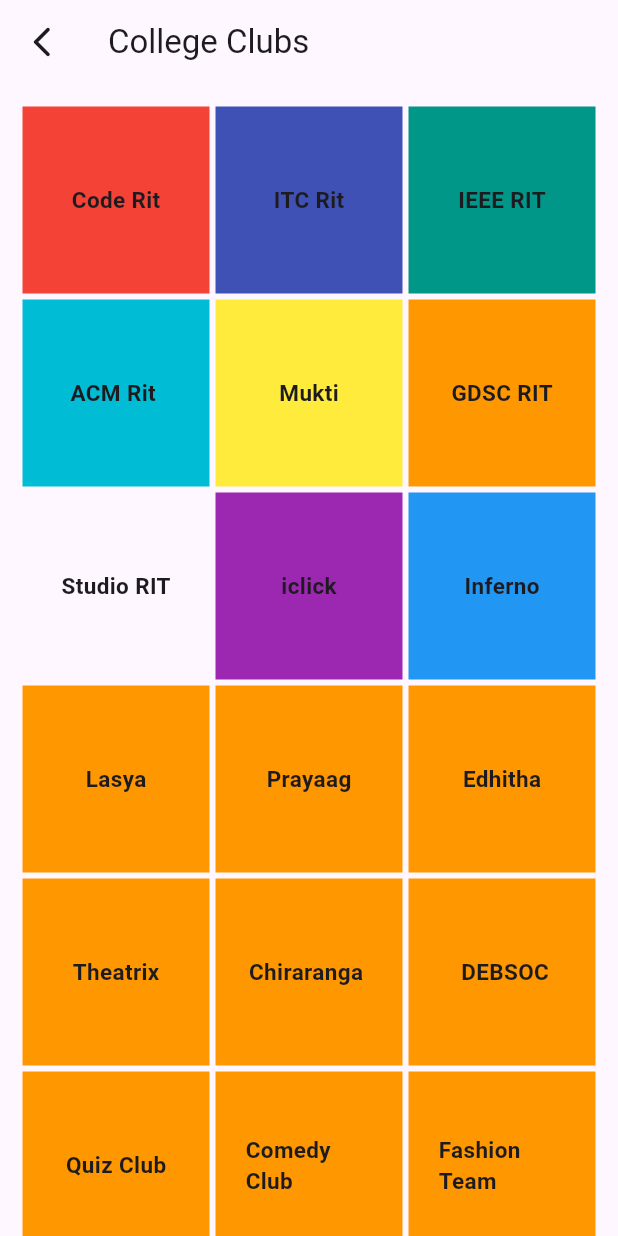
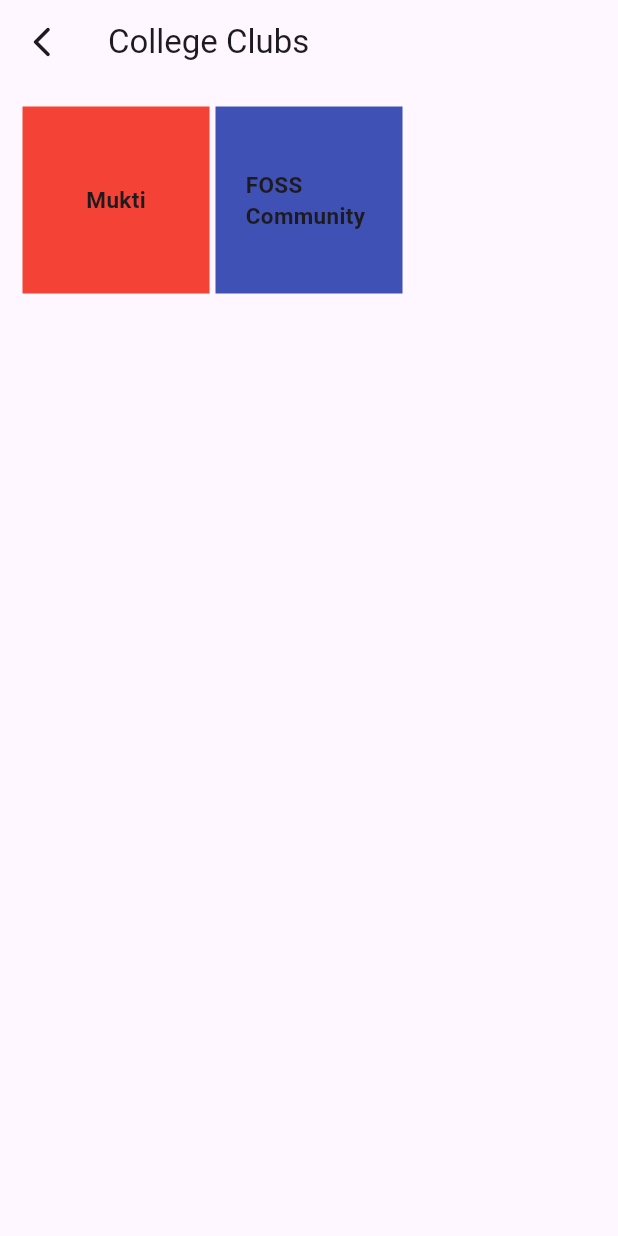
Before and after one commit to Abhishekvk04/ClubFusion, a Flutter app: the screen it shows after launch, in the side drawer, after a tap on "Communities", on a phone screen of 412 x 824 dp. Run offline on Flutter 3.47's test engine with Material 2 defaults, Android fonts, the phone set to English and light mode, and no system bars.

Commit message:
Added files

```diff
--- a/lib/feedback_screen.dart
+++ b/lib/feedback_screen.dart
@@ -33,7 +33,7 @@
                         top: MediaQuery.of(context).padding.top,
                         left: 16,
                         right: 16),
-                    child: Image.asset('assets/images/feedbackImage.png'),
+                    child: Image.asset('assets/images/feedback.jpeg'),
                   ),
                   Container(
                     padding: const EdgeInsets.only(top: 8),
--- a/lib/main.dart
+++ b/lib/main.dart
@@ -26,6 +26,9 @@
 import 'package:collaborate/introduction_animation/introduction_animation_screen.dart';
 import 'package:collaborate/feedback_screen.dart';
 import 'package:collaborate/screens/org_screen.dart';
+import 'package:collaborate/screens/com_screen.dart';
+import 'package:collaborate/models/editclubs.dart';
+import 'package:collaborate/models/help.dart';
 
 /// Flutter code sample for [ActionIconTheme].
 
@@ -120,14 +123,14 @@
               title: Text('Communities'),
               onTap: () {
                 Navigator.push(context,
-                    MaterialPageRoute(builder: (context) => ClubsScreen()));
+                    MaterialPageRoute(builder: (context) => comScreen()));
               },
             ),
             ListTile(
               title: Text('Edit'),
               onTap: () {
                 Navigator.push(context,
-                    MaterialPageRoute(builder: (context) => ClubsScreen()));
+                    MaterialPageRoute(builder: (context) => ClubFusionApp()));
               },
             ),
             ListTile(
@@ -141,7 +144,7 @@
               title: Text('Help'),
               onTap: () {
                 Navigator.push(context,
-                    MaterialPageRoute(builder: (context) => LoginPage()));
+                    MaterialPageRoute(builder: (context) => helpScreen()));
               },
             ),
             ListTile(
--- /dev/null
+++ b/lib/screens/com_screen.dart
@@ -0,0 +1,68 @@
+import 'package:collaborate/login.dart';
+import 'package:flutter/material.dart';
+import 'package:collaborate/models/club.dart'; // Define Club class
+import 'package:collaborate/screens/club_details_screen.dart';
+import 'package:collaborate/club_coderit.dart';
+import 'package:collaborate/course_info_screen.dart';
+
+class comScreen extends StatefulWidget {
+  @override
+  _comScreenState createState() => _comScreenState();
+}
+
+class _comScreenState extends State<comScreen> {
+  List<Club> clubs = []; // Store club data
+
+  @override
+  Widget build(BuildContext context) {
+    return Scaffold(
+      appBar: AppBar(
+        title: Text('College Clubs'),
+      ),
+      body: GridView.count(
+        primary: false,
+        padding: const EdgeInsets.all(15),
+        crossAxisSpacing: 4,
+        mainAxisSpacing: 4,
+        crossAxisCount: 3,
+        children: [
+          GestureDetector(
+            onTap: () {
+              Navigator.push(context,
+                  MaterialPageRoute(builder: (context) => CourseInfoScreen1()));
+            },
+            child: Container(
+              padding: const EdgeInsets.all(20),
+              child: Center(
+                child: const Text(
+                  'Mukti',
+                  style: TextStyle(
+                    fontSize: 15,
+                    fontWeight: FontWeight.bold,
+                  ),
+                ),
+              ),
+              color: Colors.red,
+            ),
+          ),
+          GestureDetector(
+            onTap: () {
+              Navigator.push(context,
+                  MaterialPageRoute(builder: (context) => CourseInfoScreen()));
+            },
+            child: Container(
+              padding: const EdgeInsets.all(20),
+              child: Center(
+                child: const Text(
+                  'FOSS Community',
+                  style: TextStyle(fontSize: 15, fontWeight: FontWeight.bold),
+                ),
+              ),
+              color: Colors.indigo,
+            ),
+          ),
+        ],
+      ),
+    );
+  }
+}
--- a/pubspec.yaml
+++ b/pubspec.yaml
@@ -64,6 +64,7 @@
     - assets/images/club.jpg
     - assets/images/club2.jpg
     - assets/images/itc.jpeg
+    - assets/images/feedback.jpeg
     - assets/images/code.png
   #   - images/a_dot_ham.jpeg
 
```
Also changed, not shown: lib/models/editclubs.dart (added, +66 -0 lines), lib/models/help.dart (added, +92 -0 lines), assets/images/feedback.jpeg.jpg (added).
